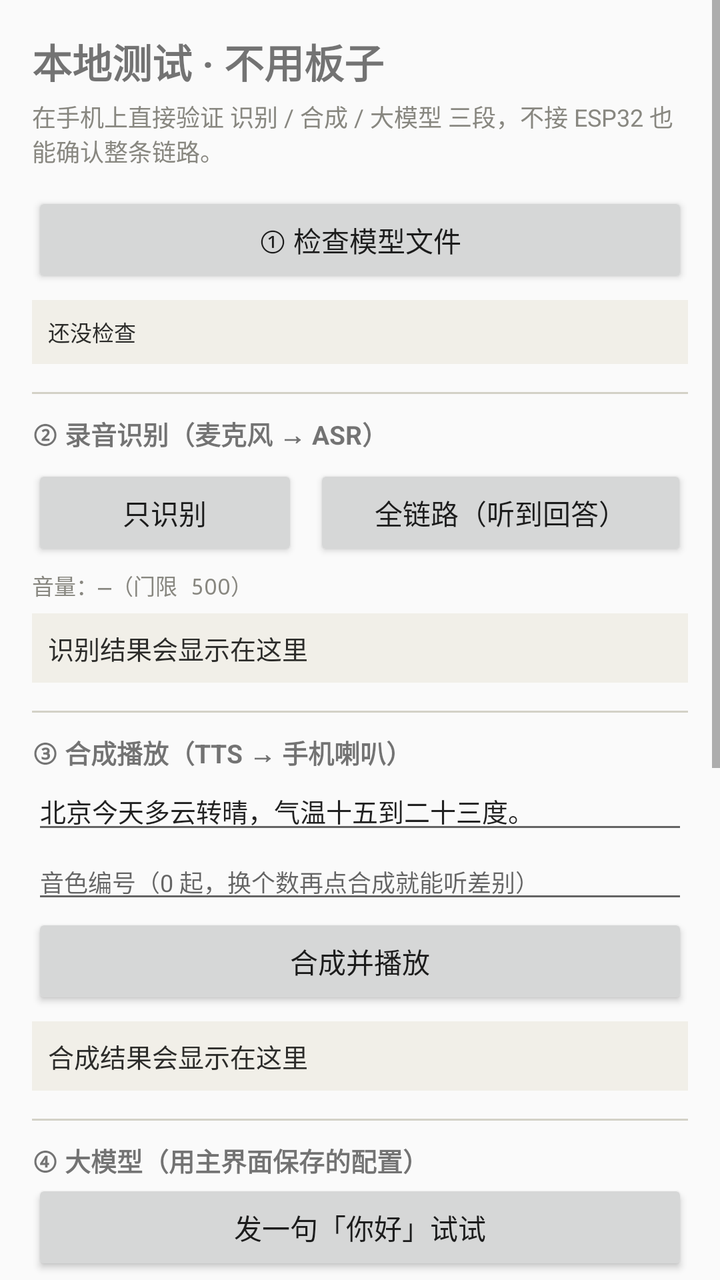
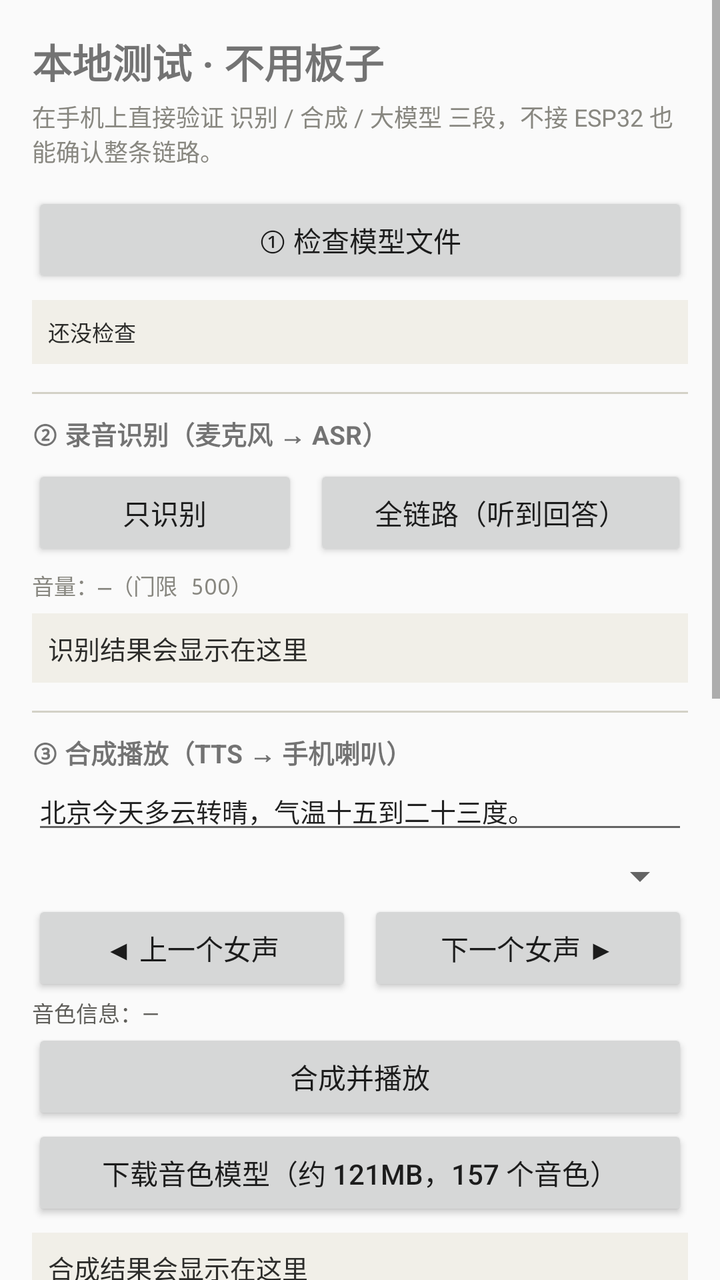

Before-and-after screenshots of an Android layout around one commit, followed by the original layout XML and the change that was made.
<!-- AndroidManifest.xml: application theme Theme.VoiceGateway -->
<!-- res/layout/activity_test.xml -->
<?xml version="1.0" encoding="utf-8"?>
<ScrollView xmlns:android="http://schemas.android.com/apk/res/android"
    android:layout_width="match_parent"
    android:layout_height="match_parent"
    android:fillViewport="true">

    <LinearLayout
        android:layout_width="match_parent"
        android:layout_height="wrap_content"
        android:orientation="vertical"
        android:padding="16dp">

        <TextView
            android:layout_width="match_parent"
            android:layout_height="wrap_content"
            android:text="本地测试 · 不用板子"
            android:textSize="20sp"
            android:textStyle="bold" />

        <TextView
            android:layout_width="match_parent"
            android:layout_height="wrap_content"
            android:layout_marginTop="4dp"
            android:text="在手机上直接验证 识别 / 合成 / 大模型 三段，不接 ESP32 也能确认整条链路。"
            android:textSize="12sp"
            android:textColor="#888780" />

        
        <Button
            android:id="@+id/btnCheck"
            android:layout_width="match_parent"
            android:layout_height="wrap_content"
            android:layout_marginTop="12dp"
            android:text="① 检查模型文件" />

        <TextView
            android:id="@+id/tvStatus"
            android:layout_width="match_parent"
            android:layout_height="wrap_content"
            android:layout_marginTop="6dp"
            android:background="#F1EFE8"
            android:fontFamily="monospace"
            android:padding="8dp"
            android:text="还没检查"
            android:textColor="#2C2C2A"
            android:textIsSelectable="true"
            android:textSize="11sp" />

        
        <View
            android:layout_width="match_parent"
            android:layout_height="1dp"
            android:layout_marginTop="14dp"
            android:background="#D3D1C7" />

        <TextView
            android:layout_width="match_parent"
            android:layout_height="wrap_content"
            android:layout_marginTop="10dp"
            android:text="② 录音识别（麦克风 → ASR）"
            android:textSize="13sp"
            android:textStyle="bold" />

        <LinearLayout
            android:layout_width="match_parent"
            android:layout_height="wrap_content"
            android:layout_marginTop="6dp"
            android:orientation="horizontal">

            <Button
                android:id="@+id/btnRecord"
                android:layout_width="0dp"
                android:layout_height="wrap_content"
                android:layout_weight="1"
                android:text="只识别" />

            <Button
                android:id="@+id/btnChain"
                android:layout_width="0dp"
                android:layout_height="wrap_content"
                android:layout_marginStart="8dp"
                android:layout_weight="1.4"
                android:text="全链路（听到回答）" />
        </LinearLayout>

        <TextView
            android:id="@+id/tvLevel"
            android:layout_width="match_parent"
            android:layout_height="wrap_content"
            android:layout_marginTop="4dp"
            android:fontFamily="monospace"
            android:text="音量：—（门限 500）"
            android:textColor="#888780"
            android:textSize="11sp" />

        <TextView
            android:id="@+id/tvAsr"
            android:layout_width="match_parent"
            android:layout_height="wrap_content"
            android:layout_marginTop="6dp"
            android:background="#F1EFE8"
            android:padding="8dp"
            android:text="识别结果会显示在这里"
            android:textColor="#2C2C2A"
            android:textIsSelectable="true"
            android:textSize="13sp" />

        
        <View
            android:layout_width="match_parent"
            android:layout_height="1dp"
            android:layout_marginTop="14dp"
            android:background="#D3D1C7" />

        <TextView
            android:layout_width="match_parent"
            android:layout_height="wrap_content"
            android:layout_marginTop="10dp"
            android:text="③ 合成播放（TTS → 手机喇叭）"
            android:textSize="13sp"
            android:textStyle="bold" />

        <EditText
            android:id="@+id/etSay"
            android:layout_width="match_parent"
            android:layout_height="wrap_content"
            android:hint="要合成的文字"
            android:inputType="text"
            android:text="北京今天多云转晴，气温十五到二十三度。"
            android:textSize="13sp" />

        <EditText
            android:id="@+id/etSpeaker"
            android:layout_width="match_parent"
            android:layout_height="wrap_content"
            android:hint="音色编号（0 起，换个数再点合成就能听差别）"
            android:inputType="number"
            android:textSize="12sp" />

        <Button
            android:id="@+id/btnSay"
            android:layout_width="match_parent"
            android:layout_height="wrap_content"
            android:text="合成并播放" />

        <TextView
            android:id="@+id/tvTts"
            android:layout_width="match_parent"
            android:layout_height="wrap_content"
            android:layout_marginTop="6dp"
            android:background="#F1EFE8"
            android:padding="8dp"
            android:text="合成结果会显示在这里"
            android:textColor="#2C2C2A"
            android:textIsSelectable="true"
            android:textSize="13sp" />

        
        <View
            android:layout_width="match_parent"
            android:layout_height="1dp"
            android:layout_marginTop="14dp"
            android:background="#D3D1C7" />

        <TextView
            android:layout_width="match_parent"
            android:layout_height="wrap_content"
            android:layout_marginTop="10dp"
            android:text="④ 大模型（用主界面保存的配置）"
            android:textSize="13sp"
            android:textStyle="bold" />

        <Button
            android:id="@+id/btnLlm"
            android:layout_width="match_parent"
            android:layout_height="wrap_content"
            android:text="发一句「你好」试试" />

        <TextView
            android:id="@+id/tvLlm"
            android:layout_width="match_parent"
            android:layout_height="wrap_content"
            android:layout_marginTop="6dp"
            android:background="#F1EFE8"
            android:padding="8dp"
            android:text="大模型回复会显示在这里"
            android:textColor="#2C2C2A"
            android:textIsSelectable="true"
            android:textSize="13sp" />

        
        <View
            android:layout_width="match_parent"
            android:layout_height="1dp"
            android:layout_marginTop="14dp"
            android:background="#D3D1C7" />

        <TextView
            android:layout_width="match_parent"
            android:layout_height="wrap_content"
            android:layout_marginTop="10dp"
            android:text="⑤ 下载模型（可换源 / 看明细）"
            android:textSize="13sp"
            android:textStyle="bold" />

        <EditText
            android:id="@+id/etMirror"
            android:layout_width="match_parent"
            android:layout_height="wrap_content"
            android:hint="自定义源（可留空，默认 hf-mirror.com）"
            android:inputType="textUri"
            android:textSize="12sp" />

        <LinearLayout
            android:layout_width="match_parent"
            android:layout_height="wrap_content"
            android:orientation="horizontal">

            <Button
                android:id="@+id/btnDownload"
                android:layout_width="0dp"
                android:layout_height="wrap_content"
                android:layout_weight="1.6"
                android:text="下载缺失的模型" />

            <Button
                android:id="@+id/btnDlCancel"
                android:layout_width="0dp"
                android:layout_height="wrap_content"
                android:layout_marginStart="8dp"
                android:layout_weight="1"
                android:enabled="false"
                android:text="取消" />
        </LinearLayout>

        <TextView
            android:id="@+id/tvDl"
            android:layout_width="match_parent"
            android:layout_height="wrap_content"
            android:layout_marginTop="6dp"
            android:background="#F1EFE8"
            android:fontFamily="monospace"
            android:minHeight="80dp"
            android:padding="8dp"
            android:text="还没检查。点上面的按钮会先列出缺哪些文件。"
            android:textColor="#2C2C2A"
            android:textIsSelectable="true"
            android:textSize="11sp" />

        
        <TextView
            android:layout_width="match_parent"
            android:layout_height="wrap_content"
            android:layout_marginTop="16dp"
            android:text="日志"
            android:textSize="13sp"
            android:textStyle="bold" />

        <TextView
            android:id="@+id/tvLog"
            android:layout_width="match_parent"
            android:layout_height="wrap_content"
            android:layout_marginTop="4dp"
            android:background="#2C2C2A"
            android:fontFamily="monospace"
            android:minHeight="120dp"
            android:padding="8dp"
            android:textColor="#E8E6DF"
            android:textIsSelectable="true"
            android:textSize="11sp" />

    </LinearLayout>
</ScrollView>
<!-- resources referenced by this layout -->
<resources>
  <style name="Theme.VoiceGateway" parent="Theme.AppCompat.Light.NoActionBar">
          <item name="android:statusBarColor">#F1EFE8</item>
          <item name="android:windowLightStatusBar">true</item>
      </style>
</resources>

<!-- the commit's change to res/layout/activity_test.xml (unified diff, before → after) -->
@@ -129,19 +129,61 @@
             android:text="北京今天多云转晴，气温十五到二十三度。"
             android:textSize="13sp" />
 
-        <EditText
-            android:id="@+id/etSpeaker"
-            android:layout_width="match_parent"
-            android:layout_height="wrap_content"
-            android:hint="音色编号（0 起，换个数再点合成就能听差别）"
-            android:inputType="number"
-            android:textSize="12sp" />
+        <Spinner
+            android:id="@+id/spVoice"
+            android:layout_width="match_parent"
+            android:layout_height="wrap_content"
+            android:layout_marginTop="4dp" />
+
+        <LinearLayout
+            android:layout_width="match_parent"
+            android:layout_height="wrap_content"
+            android:orientation="horizontal">
+
+            <Button
+                android:id="@+id/btnPrevVoice"
+                android:layout_width="0dp"
+                android:layout_height="wrap_content"
+                android:layout_weight="1"
+                android:text="◀ 上一个女声" />
+
+            <Button
+                android:id="@+id/btnNextVoice"
+                android:layout_width="0dp"
+                android:layout_height="wrap_content"
+                android:layout_marginStart="8dp"
+                android:layout_weight="1"
+                android:text="下一个女声 ▶" />
+        </LinearLayout>
+
+        <TextView
+            android:id="@+id/tvVoiceInfo"
+            android:layout_width="match_parent"
+            android:layout_height="wrap_content"
+            android:text="音色信息：—"
+            android:textColor="#5F5E5A"
+            android:textSize="11sp" />
 
         <Button
             android:id="@+id/btnSay"
             android:layout_width="match_parent"
             android:layout_height="wrap_content"
             android:text="合成并播放" />
+
+        <Button
+            android:id="@+id/btnDownloadVoice"
+            android:layout_width="match_parent"
+            android:layout_height="wrap_content"
+            android:text="下载音色模型（约 121MB，157 个音色）" />
+
+        <ProgressBar
+            android:id="@+id/pbVoiceDl"
+            style="?android:attr/progressBarStyleHorizontal"
+            android:layout_width="match_parent"
+            android:layout_height="wrap_content"
+            android:max="100"
+            android:progress="0"
+            android:visibility="gone" />
 
         <TextView
             android:id="@+id/tvTts"
